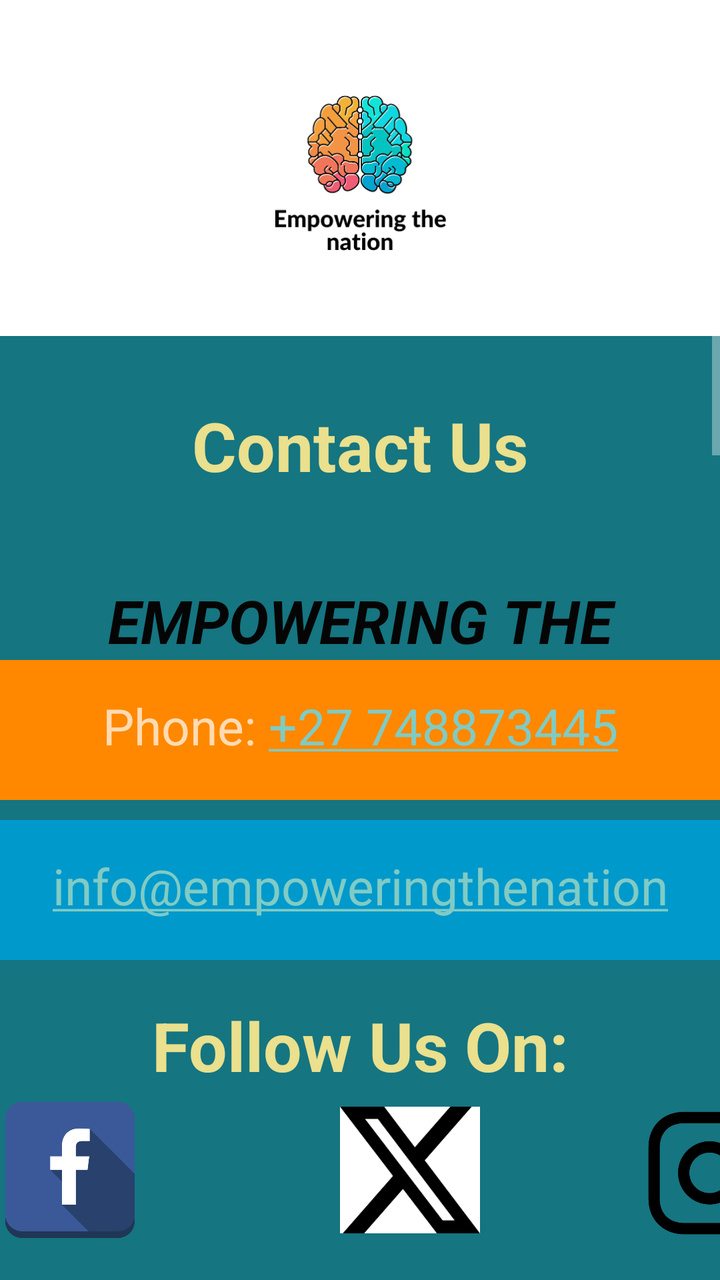
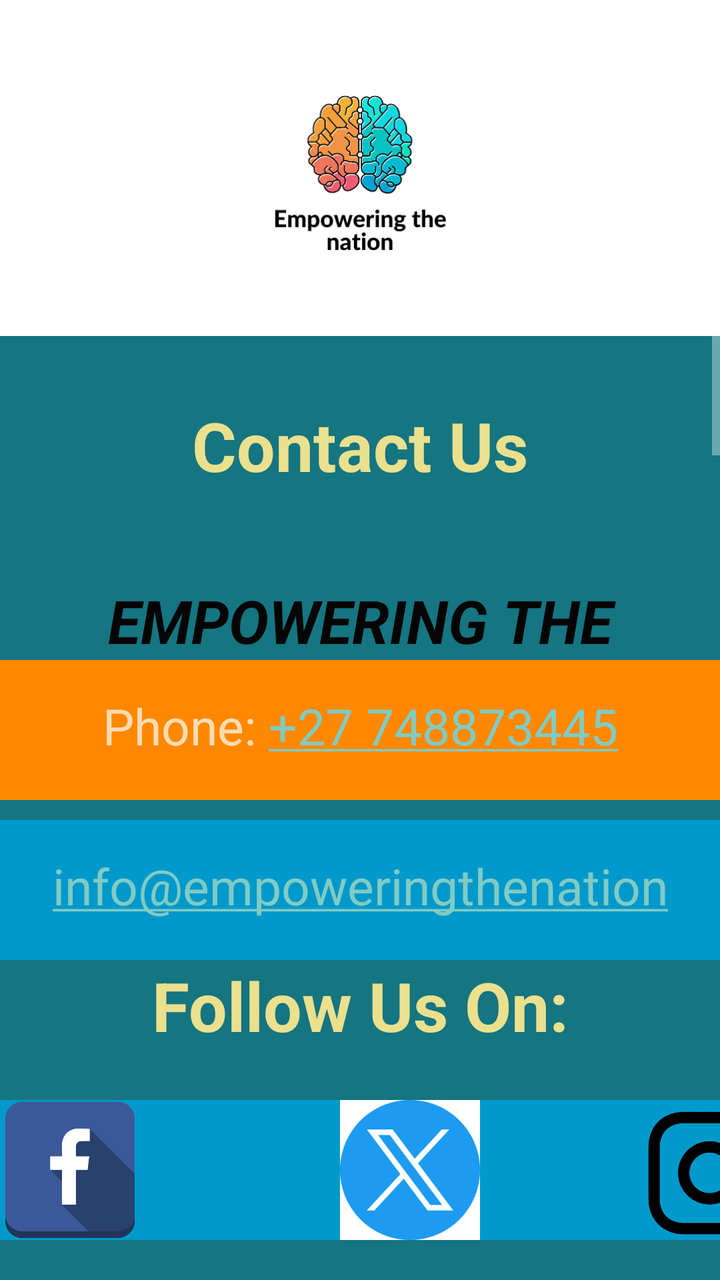

Compare the two renders of this Android layout. The source of the first and the diff that turns it into the second are given below.
<!-- AndroidManifest.xml: application theme Theme.AppCompat -->
<!-- res/layout/fragment_contact_us.xml -->
<?xml version="1.0" encoding="utf-8"?>
<ScrollView
    xmlns:android="http://schemas.android.com/apk/res/android"
    xmlns:app="http://schemas.android.com/apk/res-auto"
    xmlns:tools="http://schemas.android.com/tools"
    android:id="@+id/ScrollViewMonths"
    android:layout_width="match_parent"
    android:layout_height="match_parent">

    <FrameLayout
        android:layout_width="match_parent"
        android:layout_height="match_parent"
        android:background="#157581"
        tools:context=".HomeFragment">

        


        <TextView
            android:id="@+id/textView"
            android:layout_width="match_parent"
            android:layout_height="77dp"
            android:layout_marginTop="200dp"
            android:text="Contact Us"
            android:textAlignment="center"
            android:textColor="#EAE08D"
            android:textSize="34sp"
            android:textStyle="bold" />

        
        <ImageView
            android:id="@+id/imageView2"
            android:layout_width="match_parent"
            android:layout_height="168dp"
            android:background="@color/white"
            android:src="@drawable/thumbnail_img_7280" />

        
        <TextView
            android:id="@+id/textViewSlogan"
            android:layout_width="match_parent"
            android:layout_height="50dp"
            android:layout_marginTop="290dp"
            android:background="#157581"
            android:text="EMPOWERING THE NATION"
            android:textAlignment="center"
            android:textColor="#050505"
            android:textSize="30sp"
            android:textStyle="bold|italic" />

        <TextView
            android:id="@+id/map1"
            android:layout_width="match_parent"
            android:layout_height="77dp"
            android:layout_marginTop="650dp"
            android:text="Venue 1, IIE VARSITY COLLEGE"
            android:textAlignment="center"
            android:textColor="#EAE08D"
            android:textSize="24sp"
            android:textStyle="bold" />
        <ImageView
            android:id="@+id/imageView10"
            android:layout_width="wrap_content"
            android:layout_height="300dp"
            android:layout_marginTop="700dp"
            android:layout_gravity="center_horizontal"
            android:src="@drawable/map_1" />
        <TextView
            android:id="@+id/map2"
            android:layout_width="match_parent"
            android:layout_height="77dp"
            android:layout_marginTop="1050dp"
            android:text="Venue 2, City Varsity Braamfontein"
            android:textAlignment="center"
            android:textColor="#EAE08D"
            android:textSize="24sp"
            android:textStyle="bold" />
        <ImageView
            android:id="@+id/imageView12"
            android:layout_width="wrap_content"
            android:layout_height="300dp"
            android:layout_marginTop="1100dp"
            android:layout_gravity="center_horizontal"
            android:src="@drawable/map_2" />

        <TextView
            android:id="@+id/mapview"
            android:layout_width="match_parent"
            android:layout_height="70dp"
            android:layout_marginTop="330dp"
            android:autoLink="phone"
            android:background="@android:color/holo_orange_dark"
            android:padding="16dp"
            android:text="Phone: +27 748873445"
            android:textAlignment="center"
            android:textSize="25sp" />

        <TextView
            android:id="@+id/map3"
            android:layout_width="match_parent"
            android:layout_height="77dp"
            android:layout_marginTop="1450dp"
            android:text="Venue 2, City Varsity Braamfontein"
            android:textAlignment="center"
            android:textColor="#EAE08D"
            android:textSize="24sp"
            android:textStyle="bold" />
        <ImageView
            android:id="@+id/imageView14"
            android:layout_width="wrap_content"
            android:layout_height="300dp"
            android:layout_marginTop="1500dp"
            android:layout_gravity="center_horizontal"
            app:srcCompat="@drawable/map_3" />
        <TextView
            android:id="@+id/emailView"
            android:layout_width="match_parent"
            android:layout_height="70dp"
            android:layout_marginTop="410dp"
            android:autoLink="email"
            android:background="@android:color/holo_blue_dark"
            android:padding="16dp"
            android:text="info@empoweringthenation.com"
            android:textAlignment="center"
            android:textColor="#FFFFFF"
            android:textSize="25sp" /> <TextView
        android:id="@+id/w"
        android:layout_width="match_parent"
        android:layout_height="77dp"
        android:layout_marginTop="500dp"
        android:text="Follow Us On:"
        android:textAlignment="center"
        android:textColor="#EAE08D"
        android:textSize="34sp"
        android:textStyle="bold" />
        <LinearLayout
            android:layout_width="match_parent"
            android:layout_height="wrap_content"
            android:orientation="horizontal"
            android:layout_marginTop="550dp">


            <ImageView
                android:id="@+id/facebookIcon"
                android:layout_width="70dp"
                android:layout_height="70dp"
                android:src="@drawable/zbf"/>



            <ImageView
                android:id="@+id/twitterIcon"
                android:layout_width="70dp"
                android:layout_height="70dp"
                android:layout_marginStart="100dp"
            android:src="@drawable/x" />
            <ImageView
                android:id="@+id/instaIcon"
                android:layout_width="70dp"
                android:layout_height="70dp"
                android:layout_marginStart="80dp"
                android:src="@drawable/insta"/>
        </LinearLayout>
    </FrameLayout>
</ScrollView>
<!-- resources referenced by this layout -->
<resources>
  <color name="white">#FFFFFFFF</color>
  <!-- drawable insta: png bitmap (drawable, 14765 bytes) -->
  <!-- drawable map_1: png bitmap (drawable, 141246 bytes) -->
  <!-- drawable map_2: png bitmap (drawable, 78058 bytes) -->
  <!-- drawable map_3: png bitmap (drawable, 86621 bytes) -->
  <!-- drawable thumbnail_img_7280: jpg bitmap (drawable, 73812 bytes) -->
  <!-- drawable x: png bitmap (drawable, 2764 bytes) -->
  <!-- drawable zbf: png bitmap (drawable, 8119 bytes) -->
</resources>

<!-- the commit's change to res/layout/fragment_contact_us.xml (unified diff, before → after) -->
@@ -52,7 +52,7 @@
             android:id="@+id/map1"
             android:layout_width="match_parent"
             android:layout_height="77dp"
-            android:layout_marginTop="650dp"
+            android:layout_marginTop="655dp"
             android:text="Venue 1, IIE VARSITY COLLEGE"
             android:textAlignment="center"
             android:textColor="#EAE08D"
@@ -127,7 +127,7 @@
         android:id="@+id/w"
         android:layout_width="match_parent"
         android:layout_height="77dp"
-        android:layout_marginTop="500dp"
+        android:layout_marginTop="480dp"
         android:text="Follow Us On:"
         android:textAlignment="center"
         android:textColor="#EAE08D"
@@ -136,7 +136,7 @@
         <LinearLayout
             android:layout_width="match_parent"
             android:layout_height="wrap_content"
-            android:orientation="horizontal"
+            android:orientation="horizontal"     android:background="@android:color/holo_blue_dark"
             android:layout_marginTop="550dp">
 
 
@@ -153,7 +153,7 @@
                 android:layout_width="70dp"
                 android:layout_height="70dp"
                 android:layout_marginStart="100dp"
-            android:src="@drawable/x" />
+            android:src="@drawable/twt" />
             <ImageView
                 android:id="@+id/instaIcon"
                 android:layout_width="70dp"
<!-- resource entries referenced after the edit -->
@@ -6,7 +6,7 @@
   <!-- drawable map_2: png bitmap (drawable, 78058 bytes) -->
   <!-- drawable map_3: png bitmap (drawable, 86621 bytes) -->
   <!-- drawable thumbnail_img_7280: jpg bitmap (drawable, 73812 bytes) -->
-  <!-- drawable x: png bitmap (drawable, 2764 bytes) -->
+  <!-- drawable twt: png bitmap (drawable, 4513 bytes) -->
   <!-- drawable zbf: png bitmap (drawable, 8119 bytes) -->
 </resources>
 
